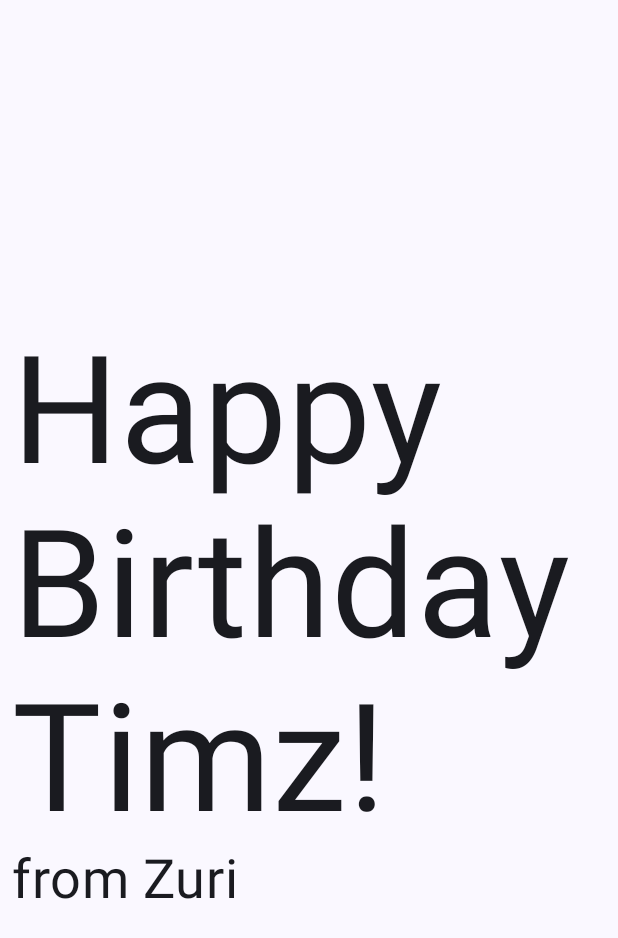
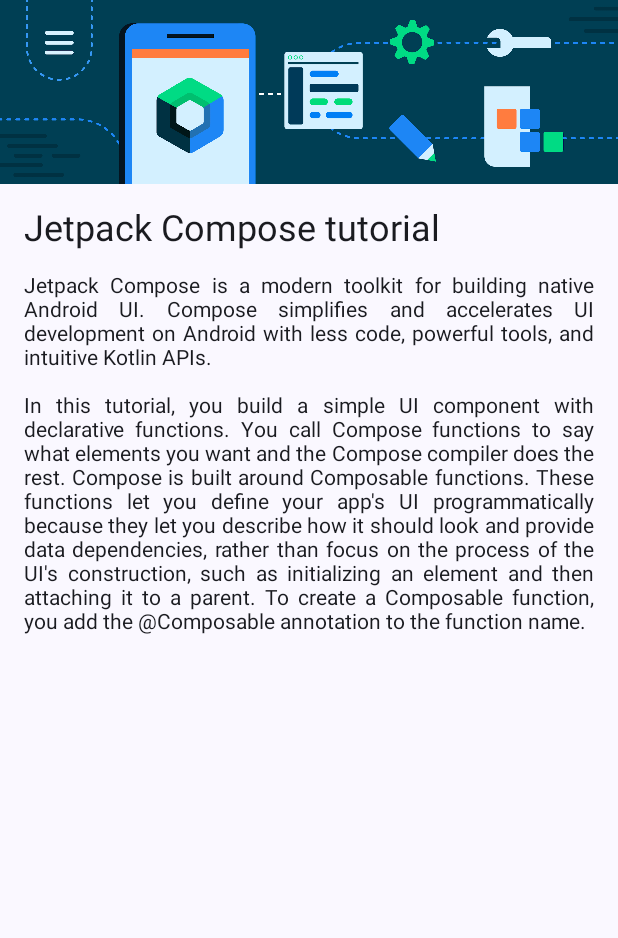
Before and after one commit to TimzOwen/TheAndroidComposeSeries, an Android app built with Jetpack Compose: the screen it shows after launch (MainActivity), on a phone screen of 412 x 824 dp. Shown: the top 938 px of the screen. Run offline under Robolectric (Android 15) with nearby library versions, the phone set to English and light mode, and no system bars; 1 statement that could not run was skipped.

Commit message:
compose artcile

```diff
--- a/app/src/main/java/com/example/happybirthdaycard/MainActivity.kt
+++ b/app/src/main/java/com/example/happybirthdaycard/MainActivity.kt
@@ -4,15 +4,21 @@
 import androidx.activity.ComponentActivity
 import androidx.activity.compose.setContent
 import androidx.activity.enableEdgeToEdge
-import androidx.compose.foundation.layout.Arrangement
+import androidx.compose.foundation.Image
 import androidx.compose.foundation.layout.Column
 import androidx.compose.foundation.layout.fillMaxSize
+import androidx.compose.foundation.layout.fillMaxWidth
 import androidx.compose.foundation.layout.padding
 import androidx.compose.material3.MaterialTheme
 import androidx.compose.material3.Surface
 import androidx.compose.material3.Text
 import androidx.compose.runtime.Composable
 import androidx.compose.ui.Modifier
+import androidx.compose.ui.graphics.painter.Painter
+import androidx.compose.ui.res.painterResource
+import androidx.compose.ui.res.stringResource
+import androidx.compose.ui.text.TextStyle
+import androidx.compose.ui.text.style.TextAlign
 import androidx.compose.ui.tooling.preview.Preview
 import androidx.compose.ui.unit.dp
 import androidx.compose.ui.unit.sp
@@ -28,44 +34,76 @@
                     modifier = Modifier.fillMaxSize(),
                     color = MaterialTheme.colorScheme.background
                 ) {
-                    GreetingText(
-                        message = "Happy Birthday Timz! ",
-                        from = "from Zuri",
-                        modifier = Modifier.padding(8.dp)
-                    )
+                    ComposeArticle()
                 }
             }
         }
     }
 }
 
+@Composable
+fun ComposeArticle(modifier: Modifier = Modifier) {
+    Column(
+        modifier = modifier.fillMaxSize()
+    ) {
+        ArticleImage(
+            articleImage = painterResource(R.drawable.bg_compose_background),
+            modifier = Modifier.fillMaxWidth()
+        )
+        ArticleDetails(
+            articleText = "Jetpack Compose tutorial",
+            modifier = Modifier.padding(16.dp),
+            articleTextStyle = TextStyle(
+                fontSize = 24.sp
+            )
+        )
+        ArticleDetails(
+            articleText = stringResource(R.string.txt_article_description),
+            modifier = Modifier.padding(horizontal = 16.dp),
+            articleTextStyle = TextStyle(
+                textAlign = TextAlign.Justify
+            )
+        )
+        ArticleDetails(
+            articleText = stringResource(R.string.txt_article_details),
+            modifier = Modifier.padding(16.dp),
+            articleTextStyle = TextStyle(
+                textAlign = TextAlign.Justify
+            )
+        )
+    }
+}
 
 @Composable
-fun GreetingText(
-    message: String,
-    from: String,
+fun ArticleImage(
+    articleImage: Painter,
     modifier: Modifier = Modifier
 ) {
-    Column(
-        verticalArrangement = Arrangement.Center,
-        modifier = modifier
-    ) {
-        Text(
-            text = message,
-            fontSize = 100.sp,
-            lineHeight = 116.sp
-        )
-        Text(
-            text = from,
-            fontSize = 36.sp
-        )
-    }
+    Image(
+        modifier = modifier,
+        painter = articleImage,
+        contentDescription = null
+    )
+}
+
+@Composable
+fun ArticleDetails(
+    articleText: String,
+    modifier: Modifier = Modifier,
+    articleTextStyle: TextStyle = TextStyle.Default
+) {
+    Text(
+        modifier = modifier,
+        text = articleText,
+        style = articleTextStyle
+    )
+
 }
 
 @Preview(showBackground = true)
 @Composable
 fun GreetingPreview() {
     HappyBirthdayCardTheme {
-        GreetingText(message = "Happy Birthday Sam! ", from = "from Emma")
+        ComposeArticle()
     }
 }
--- a/app/src/main/res/values/strings.xml
+++ b/app/src/main/res/values/strings.xml
@@ -1,3 +1,14 @@
 <resources>
     <string name="app_name">HappyBirthdayCard</string>
+    <string name="txt_article_description">Jetpack Compose is a modern toolkit for building native Android UI.
+        Compose simplifies and accelerates UI development on Android with less code, powerful
+        tools, and intuitive Kotlin APIs.</string>
+    <string name="txt_article_details">In this tutorial, you build a simple UI component with
+        declarative functions. You call Compose functions to say what elements you want and the
+        Compose compiler does the rest. Compose is built around Composable functions. These
+        functions let you define your app\'s UI programmatically because they let you describe
+        how it should look and provide data dependencies, rather than focus on the process of
+        the UI\'s construction, such as initializing an element and then attaching it to a parent.
+        To create a Composable function, you add the @Composable annotation
+        to the function name.</string>
 </resources>
```
Also changed, not shown: app/src/main/res/drawable-nodpi/bg_compose_background.png (added).
